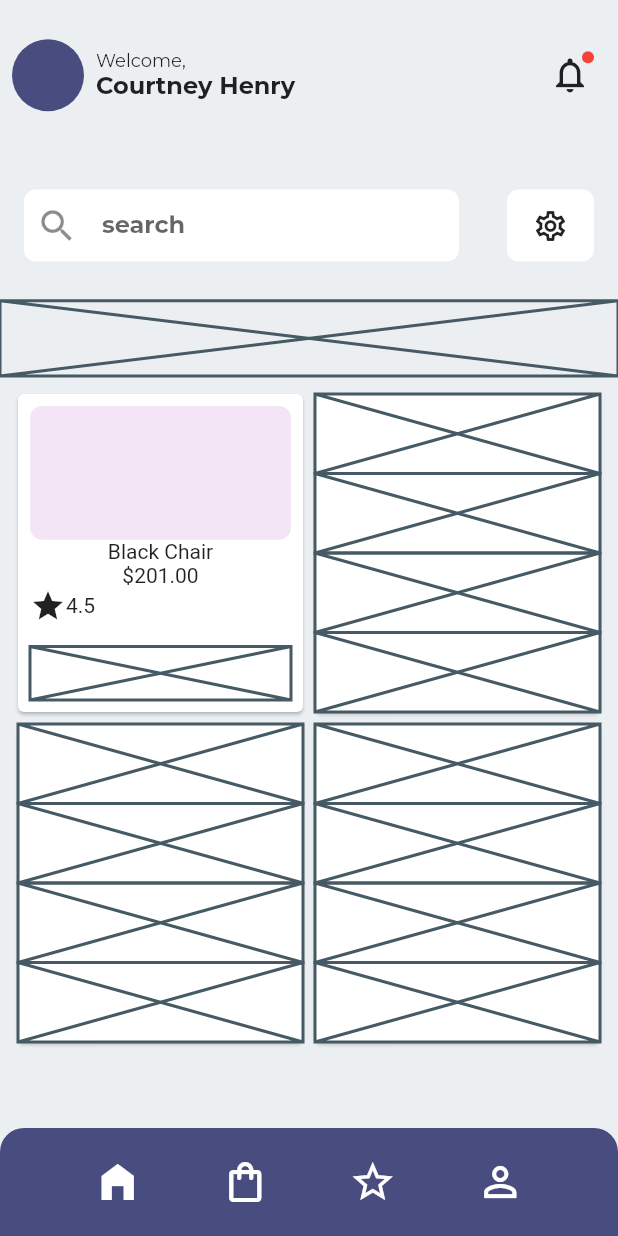
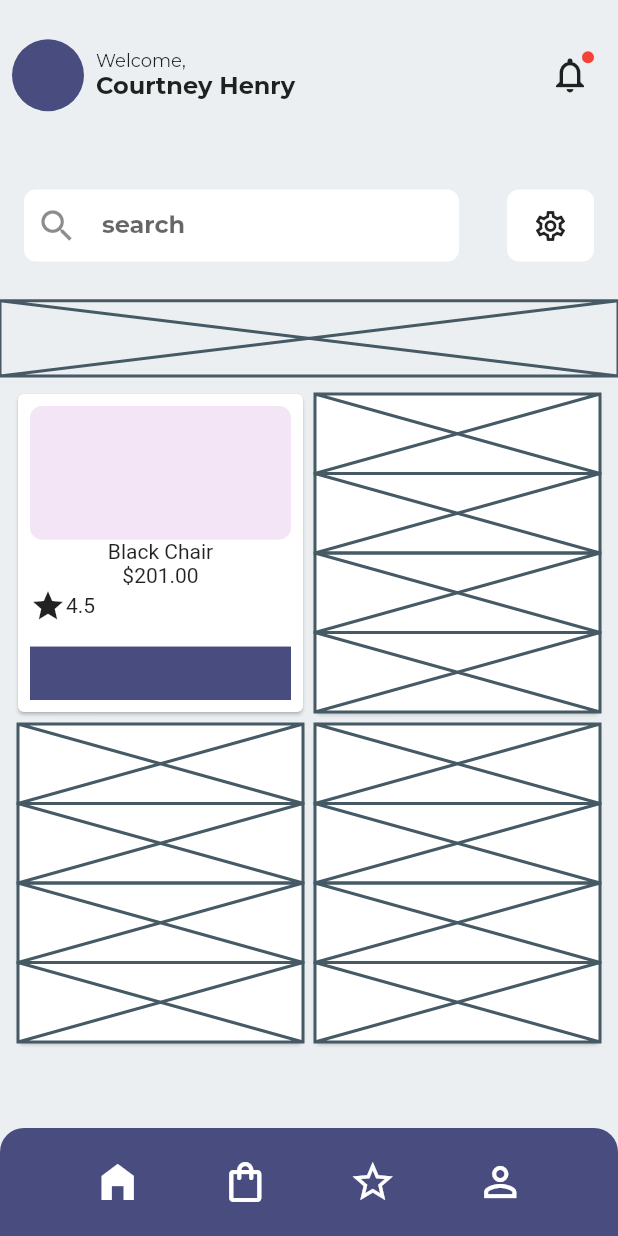
Before and after one commit to JAICHANGPARK/flutter_notebook_11th_story, a Flutter app: the screen it shows after launch, on a phone screen of 412 x 824 dp. Run offline on Flutter 3.47's test engine with Material 2 defaults, Android fonts, the phone set to English and light mode, and no system bars; our stand-ins replace backdrop, badges, flutter_inner_drawer, flutter_slidable, flutter_swiper, google_fonts.

Commit message:
Update furniture_home_page.dart

```diff
--- a/lib/ep735_furniture_app/ui/furniture_home_page.dart
+++ b/lib/ep735_furniture_app/ui/furniture_home_page.dart
@@ -162,7 +162,11 @@ class _FurnitureHomePageState extends State<FurnitureHomePage> {
                                           )
                                         ],
                                       )),
-                                  Expanded(flex: 2, child: Placeholder()),
+                                  Expanded(flex: 2, child: Container(
+                                                  decoration: BoxDecoration(
+                                                    color: mainColor
+                                                  ),
+                                  )),
                                 ],
                               ),
                             ),
```
